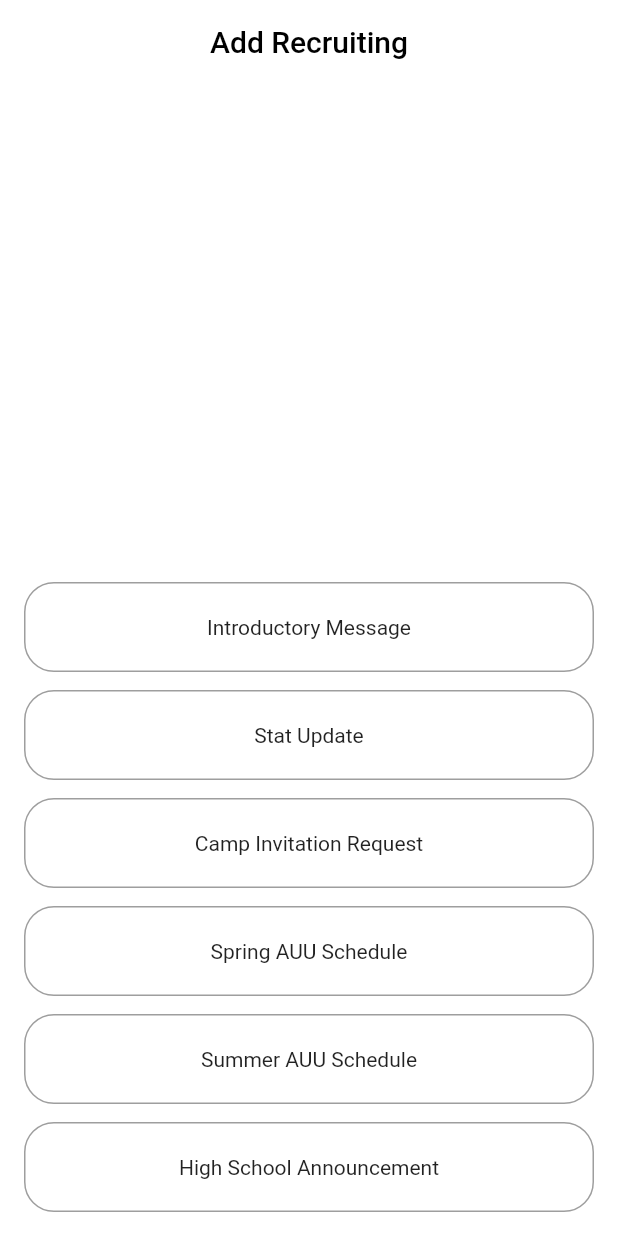
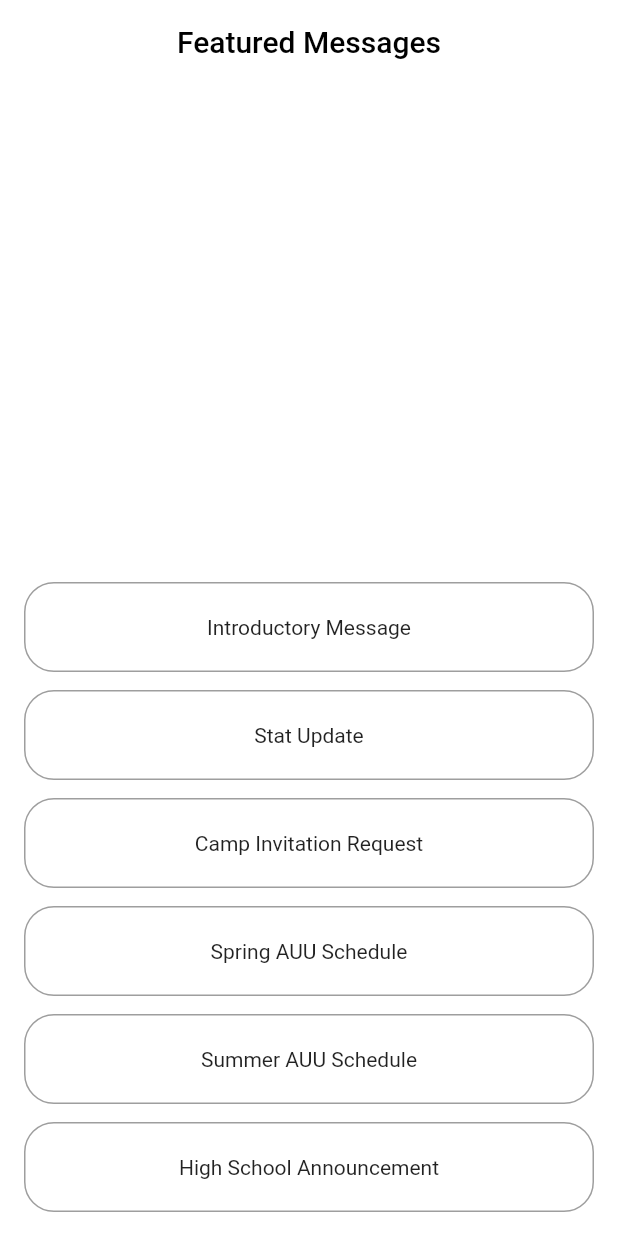
Before and after one commit to WaseemMirzaa/Recruitinglingo_Flutter, a Flutter app: the AddRecruiting screen opened directly, on a phone screen of 412 x 824 dp. Run offline on Flutter 3.47's test engine with Material 2 defaults, Android fonts, the phone set to English and light mode, and no system bars; our stand-ins replace share_plus, toast.

Commit message:
- Front end completed

```diff
--- a/RecruitingLingo/lib/src/ui/screens/add_recruiting_screen.dart
+++ b/RecruitingLingo/lib/src/ui/screens/add_recruiting_screen.dart
@@ -45,7 +45,7 @@ class _AddRecruitingState extends State<AddRecruiting> {
       resizeToAvoidBottomInset: false,
       appBar: AppBar(
         title: const Text(
-          "Add Recruiting",
+          "Featured Messages",
           style: TextStyle(color: Colors.black),
         ),
         backgroundColor: Colors.white,
--- a/RecruitingLingo/lib/src/ui/screens/recruiting_lingo_screen.dart
+++ b/RecruitingLingo/lib/src/ui/screens/recruiting_lingo_screen.dart
@@ -20,7 +20,7 @@ class _RecruitingLingoState extends State<RecruitingLingo> {
       resizeToAvoidBottomInset: false,
       appBar: AppBar(
         title: const Text(
-          "Add Recruiting",
+          "Completed Lingos",
           style: TextStyle(color: Colors.black),
         ),
         backgroundColor: Colors.white,
```
